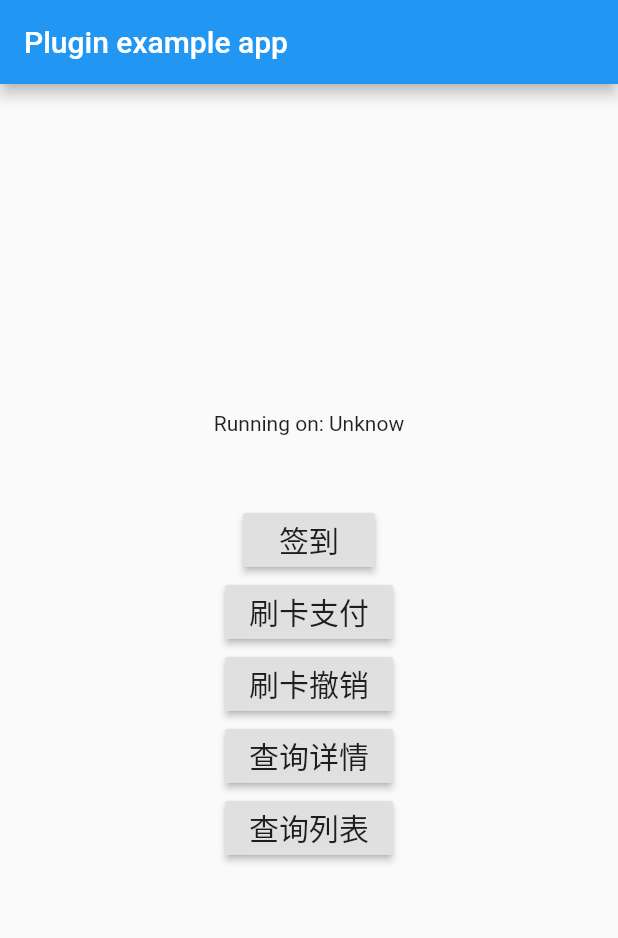
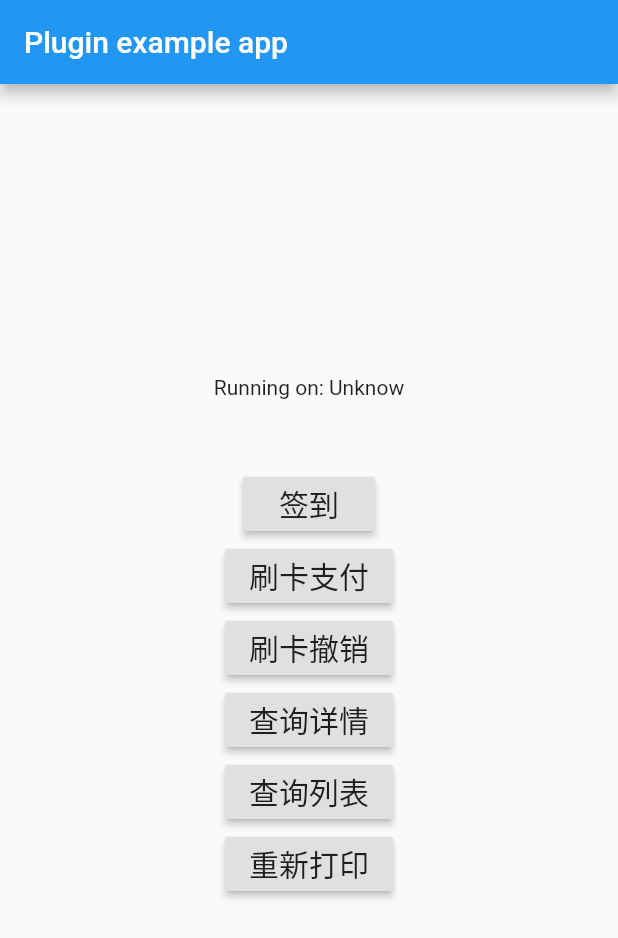
Before and after one commit to WeijianHuang/flutter_yeahka, a Flutter app: the screen it shows after launch, on a phone screen of 412 x 824 dp. Shown: the top 938 px of the screen. Run offline on Flutter 3.47's test engine with Material 2 defaults, Android fonts, the phone set to English and light mode, and no system bars; generated files the repository leaves out were written again.

Commit message:
feat 添加重打印功能

```diff
--- a/example/lib/main.dart
+++ b/example/lib/main.dart
@@ -64,6 +64,10 @@ class _MyAppState extends State<MyApp> {
     FlutterYeahka.transQueryList("000003917016585");
   }
 
+  void _reprintTicket(){
+    FlutterYeahka.reprintTicket("557650705381326848");
+  }
+
   void _initListener(){
     FlutterYeahka.eventChannel.receiveBroadcastStream().listen( (data){
       RespData respData = RespData.fromJson(jsonDecode(data));
@@ -125,6 +129,13 @@ class _MyAppState extends State<MyApp> {
                     style: TextStyle(fontSize: 20)
                 ),
               ),
+              RaisedButton(
+                onPressed: _reprintTicket,
+                child: const Text(
+                    '重新打印',
+                    style: TextStyle(fontSize: 20)
+                ),
+              ),
               const SizedBox(height: 30),
             ],
           ),
```
Also changed, not shown: 2 other files.
